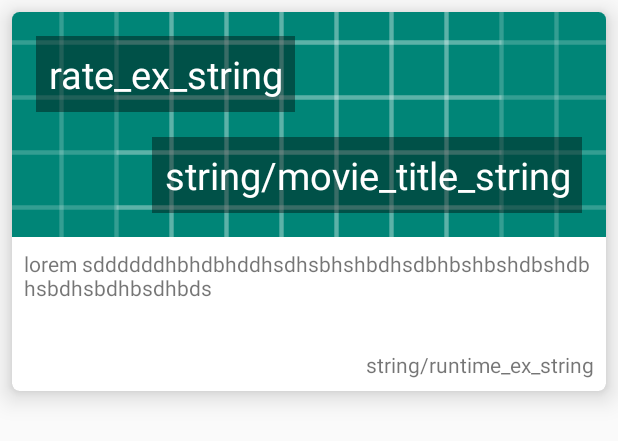
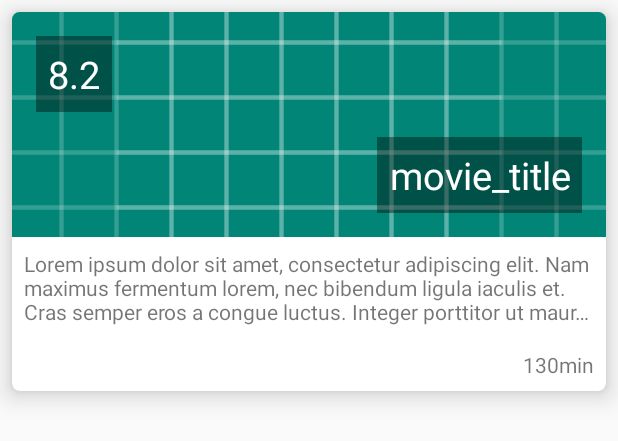
Before and after one commit to ShulkMaster/digimovie, an Android app: the layout cardview_movie.xml on its own in the app's theme, with its tools: preview values and no code run, on a phone screen of 412 x 824 dp. Shown: the top 441 px of the screen. Run offline under Robolectric (Android 15) with nearby library versions, the phone set to English and light mode, and no system bars.

Commit message:
preprando merge

```diff
--- a/app/src/main/res/layout/activity_main.xml
+++ b/app/src/main/res/layout/activity_main.xml
@@ -25,12 +25,12 @@
                 android:hint="search"
                 android:layout_marginStart="30dp"/>
 
-        <ImageView
+        <Button
 
                 android:id="@+id/search"
-                android:layout_width="50dp"
+                android:layout_width="100dp"
                 android:layout_height="match_parent"
-                android:src="@drawable/ic_search_black_24dp"
+                android:text="search"
                 android:title="@string/searchx"/>
 
 
--- a/app/src/main/res/layout/cardview_movie.xml
+++ b/app/src/main/res/layout/cardview_movie.xml
@@ -1,6 +1,5 @@
 <?xml version="1.0" encoding="utf-8"?>
-<androidx.cardview.widget.CardView
-        xmlns:android="http://schemas.android.com/apk/res/android"
+<androidx.cardview.widget.CardView xmlns:android="http://schemas.android.com/apk/res/android"
                                    xmlns:app="http://schemas.android.com/apk/res-auto"
                                    android:layout_width="match_parent"
                                    android:layout_height="wrap_content"
@@ -34,7 +33,7 @@
                 android:lines="1"
                 android:padding="8dp"
 
-            android:text="string/movie_title_string"
+                android:text="@string/movie_title_string"
                 android:textColor="#fff"
                 android:textSize="25sp" />
 
@@ -52,7 +51,7 @@
                 android:gravity="end"
                 android:padding="8dp"
 
-            android:text="rate_ex_string"
+                android:text="@string/rate_ex_string"
                 android:textColor="#fff"
 
                 android:textSize="25sp" />
@@ -72,8 +71,7 @@
                     android:layout_margin="8dp"
                     android:ellipsize="end"
                     android:lines="3"
-                android:text="lorem sddddddhbhdbhddhsdhsbhshbdhsdbhbshbshdbshdbhsbdhsbdhbsdhbds"
-                    />
+                    android:text="@string/lorem_30_string" />
 
             <TextView
                     android:id="@+id/movie_runtime_cv"
@@ -81,7 +79,7 @@
                     android:layout_height="wrap_content"
                     android:layout_margin="8dp"
                     android:gravity="end"
-                android:text="string/runtime_ex_string" />
+                    android:text="@string/runtime_ex_string" />
 
         </LinearLayout>
 
--- a/app/src/main/res/values/strings.xml
+++ b/app/src/main/res/values/strings.xml
@@ -2,4 +2,11 @@
     <string name="app_name">labomovie</string>
     <string name="search">Buscar Película</string>
     <string name="searchx">Search</string>
+    <string name="movie_title_string">movie_title</string>
+    <string name="lorem_30_string">Lorem ipsum dolor sit amet, consectetur adipiscing elit. Nam maximus fermentum lorem, nec bibendum ligula iaculis et. Cras semper eros a congue luctus. Integer porttitor ut mauris a aliquet. Pellentesque.</string>
+    <string name="runtime_ex_string">130min</string>
+    <string name="rate_ex_string">8.2</string>
+    <string name="movie_name_string">Movie Name</string>
+    <string name="n_a_value">N/A</string>
+    <string name="movie_year">movie_year</string>
 </resources>
```
Also changed, not shown: app/src/main/java/com/sovize/labomovie/MainActivity.kt (+2 -12 lines). Lines whose indentation alone changed are shown as unchanged.
